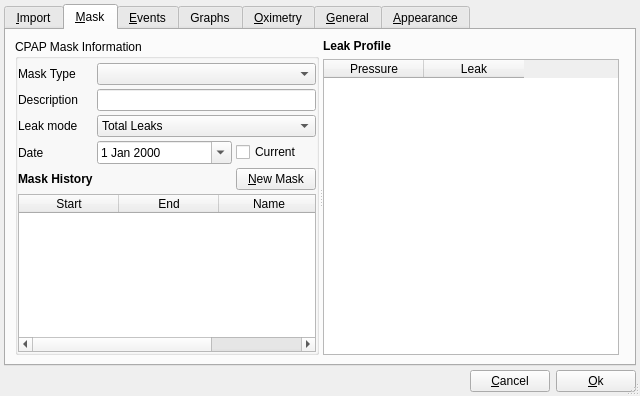
Above: preferencesdialog.ui from sbonaime/sleepyhead-code. before the change. Below: the same form after it.
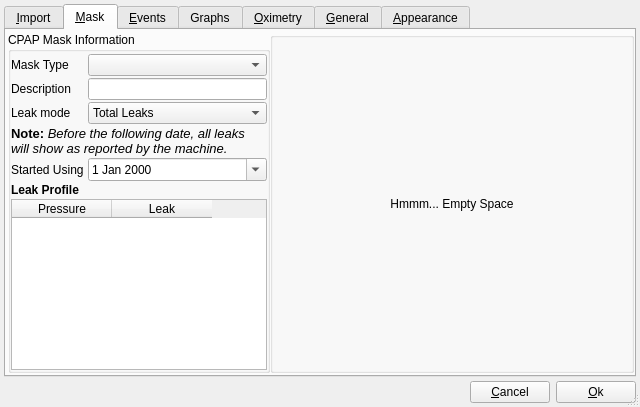
That is the form after the change. The open tabs and pages were chosen to show the change.

Commit message: More cleanups to previous crud.. Dropped mask history idea

Patch:
```diff
--- a/preferencesdialog.ui
+++ b/preferencesdialog.ui
@@ -10,7 +10,7 @@
     <x>0</x>
     <y>0</y>
     <width>640</width>
-    <height>396</height>
+    <height>407</height>
    </rect>
   </property>
   <property name="maximumSize">
@@ -349,28 +349,42 @@
       <attribute name="title">
        <string>&amp;Mask</string>
       </attribute>
-      <layout class="QVBoxLayout" name="verticalLayout_6">
+      <layout class="QHBoxLayout" name="horizontalLayout_14">
+       <property name="spacing">
+        <number>0</number>
+       </property>
+       <property name="leftMargin">
+        <number>2</number>
+       </property>
+       <property name="topMargin">
+        <number>2</number>
+       </property>
+       <property name="rightMargin">
+        <number>0</number>
+       </property>
+       <property name="bottomMargin">
+        <number>2</number>
+       </property>
        <item>
-        <widget class="QSplitter" name="splitter">
-         <property name="orientation">
-          <enum>Qt::Horizontal</enum>
-         </property>
-         <widget class="QWidget" name="layoutWidget">
-          <layout class="QGridLayout" name="gridLayout">
-           <item row="0" column="1" colspan="2">
             <widget class="QGroupBox" name="groupBox_5">
+         <property name="sizePolicy">
+          <sizepolicy hsizetype="Fixed" vsizetype="Preferred">
+           <horstretch>0</horstretch>
+           <verstretch>0</verstretch>
+          </sizepolicy>
+         </property>
              <property name="title">
               <string>CPAP Mask Information</string>
              </property>
              <property name="checkable">
               <bool>false</bool>
              </property>
-             <layout class="QGridLayout" name="gridLayout_6">
+         <layout class="QGridLayout" name="gridLayout">
               <property name="leftMargin">
                <number>0</number>
               </property>
               <property name="topMargin">
-               <number>4</number>
+           <number>2</number>
               </property>
               <property name="rightMargin">
                <number>0</number>
@@ -378,9 +392,12 @@
               <property name="bottomMargin">
                <number>0</number>
               </property>
-              <property name="spacing">
+          <property name="horizontalSpacing">
                <number>4</number>
               </property>
+          <property name="verticalSpacing">
+           <number>2</number>
+          </property>
               <item row="2" column="0">
                <widget class="QLabel" name="label_27">
                 <property name="text">
@@ -388,7 +405,7 @@
                 </property>
                </widget>
               </item>
-              <item row="2" column="1" colspan="3">
+          <item row="2" column="1" colspan="2">
                <widget class="QComboBox" name="maskTypeCombo">
                 <item>
                  <property name="text">
@@ -397,8 +414,8 @@
                 </item>
                </widget>
               </item>
-              <item row="5" column="0">
-               <widget class="QLabel" name="label_17">
+          <item row="3" column="0">
+           <widget class="QLabel" name="label_29">
                 <property name="sizePolicy">
                  <sizepolicy hsizetype="Fixed" vsizetype="Preferred">
                   <horstretch>0</horstretch>
@@ -406,12 +423,21 @@
                  </sizepolicy>
                 </property>
                 <property name="text">
-                 <string>Leak mode</string>
+             <string>Description</string>
                 </property>
                </widget>
               </item>
-              <item row="5" column="1" colspan="3">
+          <item row="3" column="1" colspan="2">
+           <widget class="QLineEdit" name="maskDescription"/>
+          </item>
+          <item row="4" column="1" colspan="2">
                <widget class="QComboBox" name="leakModeCombo">
+            <property name="sizePolicy">
+             <sizepolicy hsizetype="Preferred" vsizetype="Fixed">
+              <horstretch>0</horstretch>
+              <verstretch>0</verstretch>
+             </sizepolicy>
+            </property>
                 <item>
                  <property name="text">
                   <string>Total Leaks</string>
@@ -424,11 +450,8 @@
                 </item>
                </widget>
               </item>
-              <item row="3" column="1" colspan="3">
-               <widget class="QLineEdit" name="maskDescription"/>
-              </item>
-              <item row="3" column="0">
-               <widget class="QLabel" name="label_29">
+          <item row="4" column="0">
+           <widget class="QLabel" name="label_17">
                 <property name="sizePolicy">
                  <sizepolicy hsizetype="Fixed" vsizetype="Preferred">
                   <horstretch>0</horstretch>
@@ -436,102 +459,54 @@
                  </sizepolicy>
                 </property>
                 <property name="text">
-                 <string>Description</string>
+             <string>Leak mode</string>
                 </property>
                </widget>
               </item>
-              <item row="7" column="1" colspan="2">
-               <widget class="QDateEdit" name="dateEdit">
-                <property name="sizePolicy">
-                 <sizepolicy hsizetype="Minimum" vsizetype="Fixed">
-                  <horstretch>0</horstretch>
-                  <verstretch>0</verstretch>
-                 </sizepolicy>
-                </property>
-                <property name="calendarPopup">
-                 <bool>true</bool>
-                </property>
-               </widget>
-              </item>
-              <item row="7" column="0">
+          <item row="9" column="0">
                <widget class="QLabel" name="label_7">
-                <property name="text">
-                 <string>Date</string>
-                </property>
-               </widget>
-              </item>
-              <item row="7" column="3">
-               <widget class="QCheckBox" name="checkBox">
                 <property name="sizePolicy">
-                 <sizepolicy hsizetype="Fixed" vsizetype="Fixed">
+             <sizepolicy hsizetype="Preferred" vsizetype="Preferred">
                   <horstretch>0</horstretch>
                   <verstretch>0</verstretch>
                  </sizepolicy>
                 </property>
                 <property name="text">
-                 <string>Current</string>
+             <string>Started Using</string>
                 </property>
                </widget>
               </item>
-              <item row="9" column="0" colspan="4">
-               <widget class="QTableWidget" name="maskHistory">
-                <column>
-                 <property name="text">
-                  <string>Start</string>
-                 </property>
-                </column>
-                <column>
-                 <property name="text">
-                  <string>End</string>
-                 </property>
-                </column>
-                <column>
-                 <property name="text">
-                  <string>Name</string>
-                 </property>
-                </column>
-               </widget>
-              </item>
-              <item row="8" column="0">
-               <widget class="QLabel" name="label_32">
+          <item row="9" column="1" colspan="2">
+           <widget class="QDateEdit" name="startedUsingMask">
                 <property name="sizePolicy">
-                 <sizepolicy hsizetype="Fixed" vsizetype="Preferred">
+             <sizepolicy hsizetype="Preferred" vsizetype="Fixed">
                   <horstretch>0</horstretch>
                   <verstretch>0</verstretch>
                  </sizepolicy>
                 </property>
+            <property name="calendarPopup">
+             <bool>true</bool>
+            </property>
+           </widget>
+          </item>
+          <item row="5" column="0" colspan="3">
+           <widget class="QLabel" name="label_31">
                 <property name="font">
                  <font>
-                  <weight>75</weight>
-                  <bold>true</bold>
+              <italic>true</italic>
                  </font>
                 </property>
                 <property name="text">
-                 <string>Mask History</string>
+             <string>&lt;!DOCTYPE HTML PUBLIC &quot;-//W3C//DTD HTML 4.0//EN&quot; &quot;http://www.w3.org/TR/REC-html40/strict.dtd&quot;&gt;
+&lt;html&gt;&lt;head&gt;&lt;meta name=&quot;qrichtext&quot; content=&quot;1&quot; /&gt;&lt;style type=&quot;text/css&quot;&gt;
+p, li { white-space: pre-wrap; }
+&lt;/style&gt;&lt;/head&gt;&lt;body style=&quot; font-family:'Sans'; font-size:10pt; font-weight:400; font-style:italic;&quot;&gt;
+&lt;p style=&quot; margin-top:0px; margin-bottom:0px; margin-left:0px; margin-right:0px; -qt-block-indent:0; text-indent:0px;&quot;&gt;&lt;span style=&quot; font-weight:600; font-style:normal;&quot;&gt;Note: &lt;/span&gt;Before the following date, all leaks &lt;/p&gt;
+&lt;p style=&quot; margin-top:0px; margin-bottom:0px; margin-left:0px; margin-right:0px; -qt-block-indent:0; text-indent:0px;&quot;&gt;will show as reported by the machine.&lt;/p&gt;&lt;/body&gt;&lt;/html&gt;</string>
                 </property>
                </widget>
               </item>
-              <item row="8" column="3">
-               <widget class="QPushButton" name="pushButton">
-                <property name="sizePolicy">
-                 <sizepolicy hsizetype="Fixed" vsizetype="Fixed">
-                  <horstretch>0</horstretch>
-                  <verstretch>0</verstretch>
-                 </sizepolicy>
-                </property>
-                <property name="text">
-                 <string>&amp;New Mask</string>
-                </property>
-               </widget>
-              </item>
-             </layout>
-            </widget>
-           </item>
-          </layout>
-         </widget>
-         <widget class="QWidget" name="layoutWidget2">
-          <layout class="QGridLayout" name="gridLayout_8">
-           <item row="2" column="0" colspan="2">
+          <item row="10" column="0">
             <widget class="QLabel" name="label_28">
              <property name="font">
               <font>
@@ -544,7 +519,7 @@
              </property>
             </widget>
            </item>
-           <item row="3" column="0">
+          <item row="11" column="0" colspan="3">
             <widget class="QTableWidget" name="leakProfile">
              <property name="alternatingRowColors">
               <bool>true</bool>
@@ -566,6 +541,24 @@
            </item>
           </layout>
          </widget>
+       </item>
+       <item>
+        <widget class="QGroupBox" name="groupBox_7">
+         <property name="title">
+          <string/>
+         </property>
+         <layout class="QVBoxLayout" name="verticalLayout_6">
+          <item>
+           <widget class="QLabel" name="label_32">
+            <property name="text">
+             <string>Hmmm... Empty Space</string>
+            </property>
+            <property name="alignment">
+             <set>Qt::AlignCenter</set>
+            </property>
+           </widget>
+          </item>
+         </layout>
         </widget>
        </item>
       </layout>
@@ -1239,26 +1232,14 @@
           </widget>
          </item>
          <item>
-          <widget class="QGroupBox" name="groupBox_7">
-           <property name="title">
-            <string>Settings</string>
-           </property>
-           <layout class="QVBoxLayout" name="verticalLayout_13">
-            <property name="spacing">
-             <number>0</number>
-            </property>
-            <property name="leftMargin">
-             <number>0</number>
-            </property>
-            <property name="topMargin">
-             <number>4</number>
-            </property>
-            <property name="rightMargin">
-             <number>0</number>
-            </property>
-            <property name="bottomMargin">
-             <number>0</number>
-            </property>
+          <layout class="QVBoxLayout" name="verticalLayout_8">
+           <item>
+            <widget class="QCheckBox" name="useAntiAliasing">
+             <property name="text">
+              <string>Use Anti-Aliasing</string>
+             </property>
+            </widget>
+           </item>
             <item>
              <widget class="QListWidget" name="genOpWidget">
               <property name="alternatingRowColors">
@@ -1267,7 +1248,6 @@
              </widget>
             </item>
            </layout>
-          </widget>
          </item>
         </layout>
        </item>
```
Left out of the diff: 33 changed lines with no effect on the pictures. Lines whose indentation alone changed are shown as unchanged. The commit also changes 5 other files.
